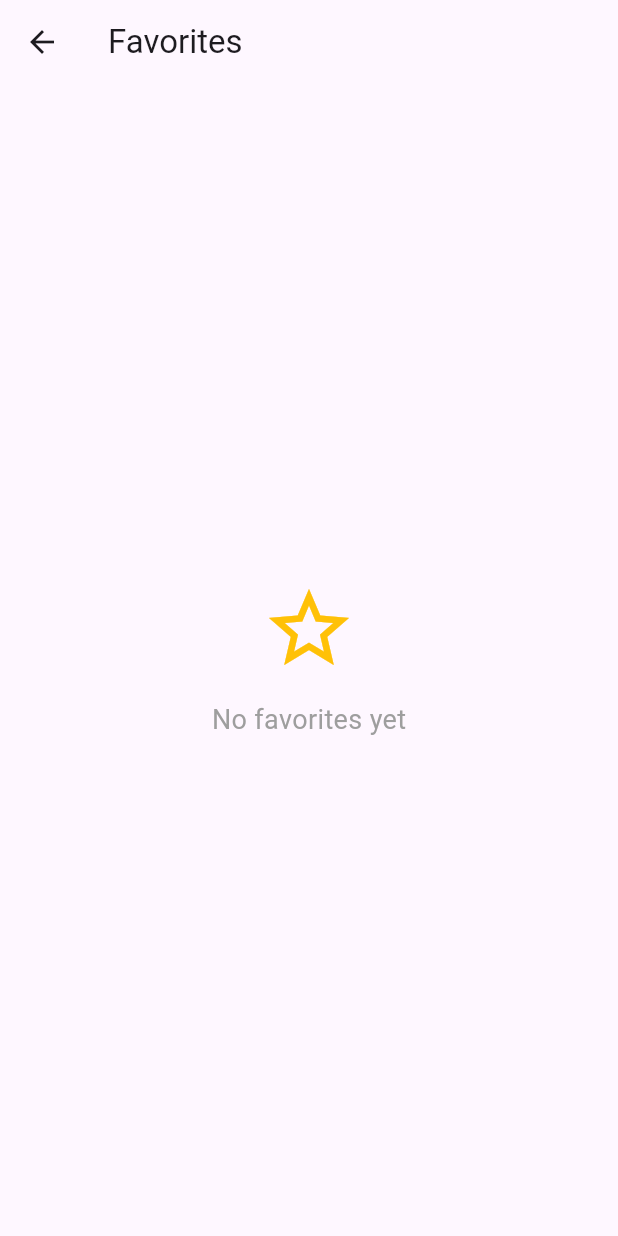
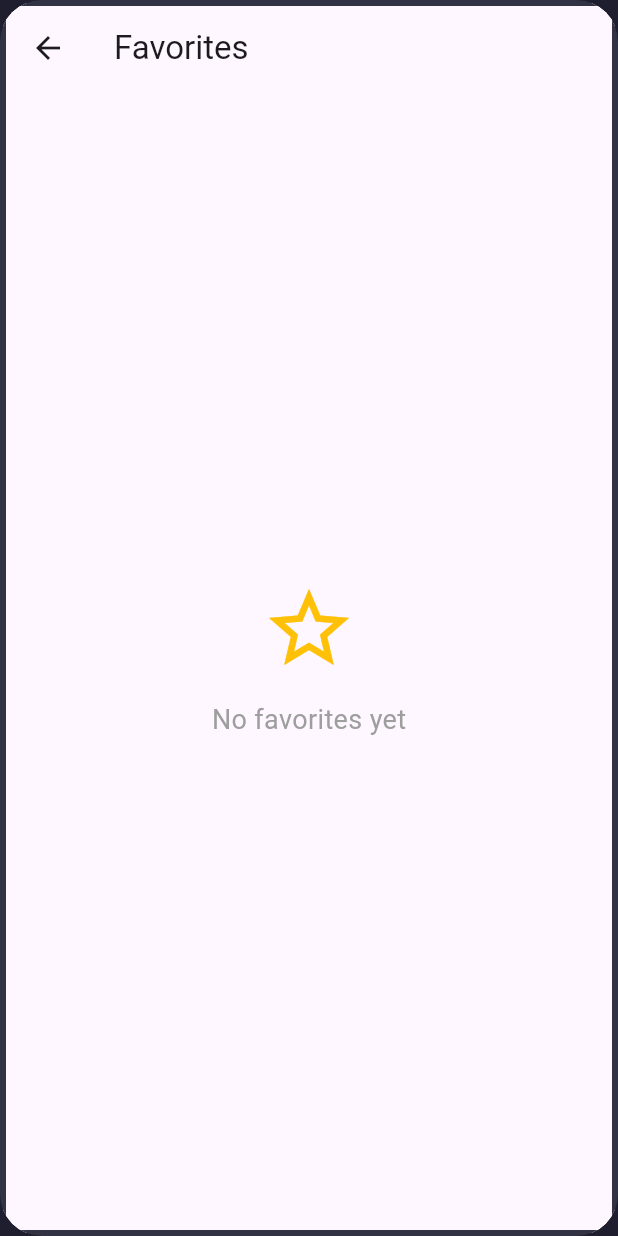
Before and after one commit to Rashad9000/posts-hive-app, a Flutter app: the screen it shows after launch, after a tap on the "favorite" icon, on a phone screen of 412 x 824 dp. Run offline on Flutter 3.47's test engine with Material 3 defaults, Android fonts, the phone set to English and light mode, and no system bars; our stand-ins replace hive, hive_flutter; accounts and stored records are empty; network calls fail.

Commit message:
feat: enhance posts with natural English content and add responsive iPhone mockup frame

```diff
--- a/lib/main.dart
+++ b/lib/main.dart
@@ -28,6 +28,39 @@ class MyApp extends StatelessWidget {
         colorScheme: ColorScheme.fromSeed(seedColor: Colors.deepPurple),
         useMaterial3: true,
       ),
+      builder: (BuildContext context, Widget? child) {
+        // Frames the application inside a centered iPhone-like viewport
+        // with rounded corners and realistic elevation on desktop/web displays.
+        return Container(
+          color: const Color(0xFF1E1E2E), // Modern sleek backdrop
+          child: Center(
+            child: ConstrainedBox(
+              constraints: const BoxConstraints(maxWidth: 420, maxHeight: 860),
+              child: ClipRRect(
+                borderRadius: BorderRadius.circular(28),
+                child: Container(
+                  decoration: BoxDecoration(
+                    color: Colors.white,
+                    boxShadow: const <BoxShadow>[
+                      BoxShadow(
+                        color: Color(0x66000000),
+                        blurRadius: 36,
+                        spreadRadius: 4,
+                        offset: Offset(0, 12),
+                      ),
+                    ],
+                    border: Border.all(
+                      color: const Color(0xFF313244),
+                      width: 4,
+                    ),
+                  ),
+                  child: child,
+                ),
+              ),
+            ),
+          ),
+        );
+      },
       home: const PostsScreen(),
       routes: <String, WidgetBuilder>{
         '/favorites': (BuildContext context) => FavoritesScreen(),
```
Also changed, not shown: lib/services/post_service.dart (+51 -2 lines).
